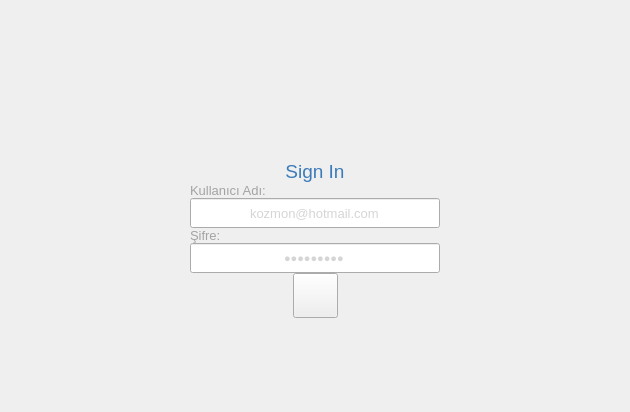
Above: loginwindow.ui from abigdreamer/Objectwheelprivate before the change. Below: the same form after it.
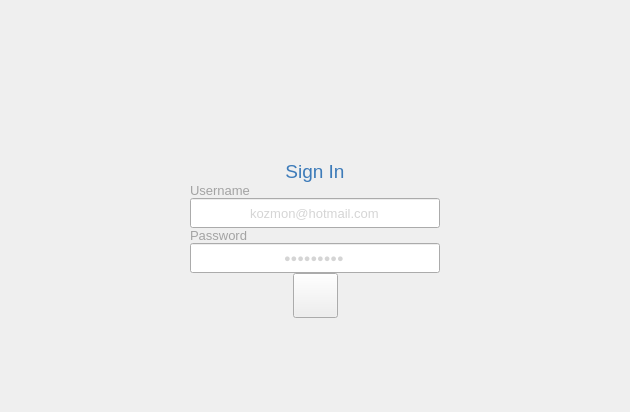
That is the form after the change. Icons and pictures are not drawn.

```diff
--- a/loginwindow.ui
+++ b/loginwindow.ui
@@ -451,7 +451,7 @@
 border-image:url();</string>
             </property>
             <property name="text">
-             <string>Kullanıcı Adı:</string>
+             <string>Username</string>
             </property>
            </widget>
           </item>
@@ -700,7 +700,7 @@
 border-image:url();</string>
             </property>
             <property name="text">
-             <string>Şifre:</string>
+             <string>Password</string>
             </property>
            </widget>
           </item>
```
